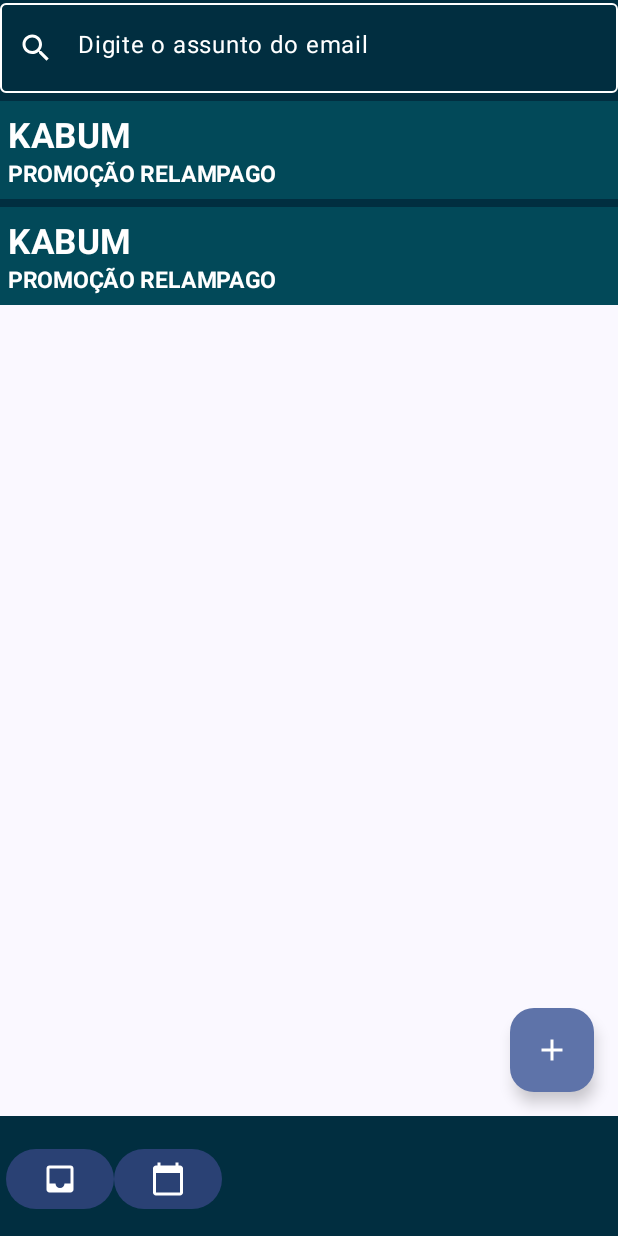
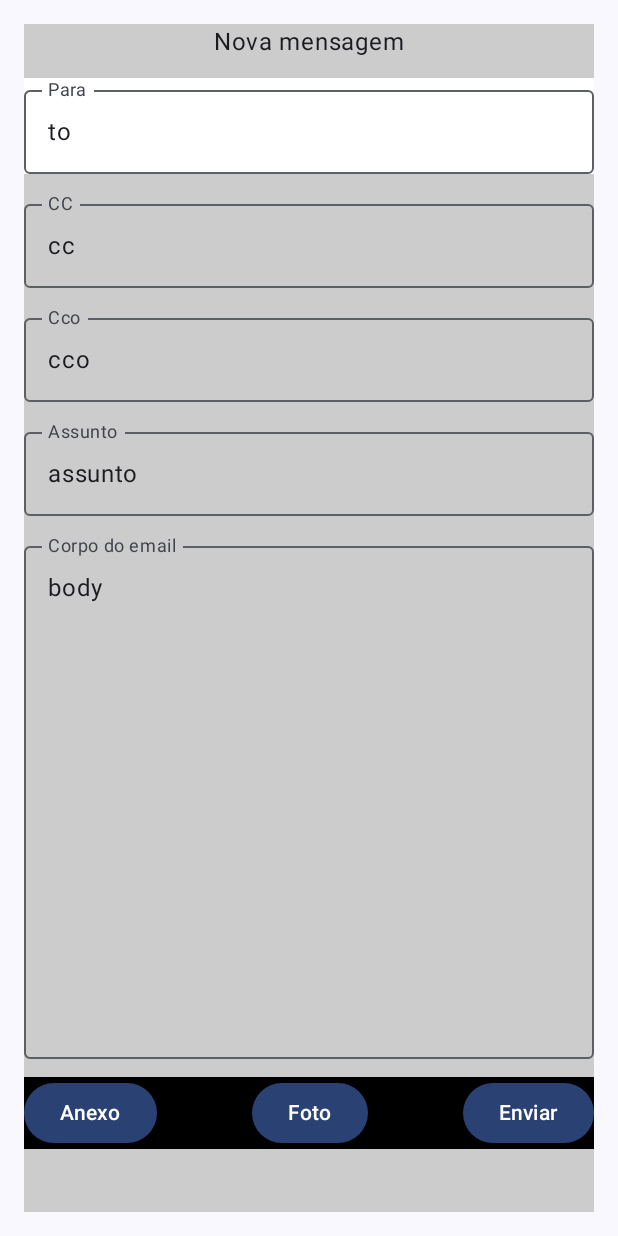
Before and after one commit to Vanessa-Bertoldo/Challenge, an Android app built with Jetpack Compose: the screen it shows after launch (MainActivity), after a tap on "Add", on a phone screen of 412 x 824 dp. Run offline under Robolectric (Android 15) with nearby library versions, the phone set to English and light mode, and no system bars.

Commit message:
feat: add novoEmailActivity

```diff
--- a/app/src/main/java/br/com/fiap/challenge/MainActivity.kt
+++ b/app/src/main/java/br/com/fiap/challenge/MainActivity.kt
@@ -17,6 +17,7 @@ import androidx.navigation.compose.rememberNavController
 import br.com.fiap.challenge.activities.CaixaEntrada
 import br.com.fiap.challenge.activities.CalendarView
 import br.com.fiap.challenge.activities.DetalheEmail
+import br.com.fiap.challenge.activities.NovoEmail
 import br.com.fiap.challenge.ui.theme.ChallengeTheme
 
 
@@ -35,7 +36,7 @@ class MainActivity : ComponentActivity() {
                             CaixaEntrada(navController)
                         }
                         composable(route = "novo-email") {
-                            CaixaEntrada(navController)
+                            NovoEmail(navController)
                         }
                         composable(route = "calendario") {
                             CalendarView(navController)
--- /dev/null
+++ b/app/src/main/java/br/com/fiap/challenge/activities/NovoEmailActivity.kt
@@ -0,0 +1,99 @@
+package br.com.fiap.challenge.activities
+
+import androidx.compose.foundation.background
+import androidx.compose.foundation.layout.Arrangement
+import androidx.compose.foundation.layout.Column
+import androidx.compose.foundation.layout.Row
+import androidx.compose.foundation.layout.fillMaxSize
+import androidx.compose.foundation.layout.fillMaxWidth
+import androidx.compose.foundation.layout.height
+import androidx.compose.foundation.layout.padding
+import androidx.compose.material3.Button
+import androidx.compose.material3.OutlinedTextField
+import androidx.compose.material3.Text
+import androidx.compose.runtime.Composable
+import androidx.compose.runtime.getValue
+import androidx.compose.runtime.mutableStateOf
+import androidx.compose.runtime.remember
+import androidx.compose.runtime.setValue
+import androidx.compose.ui.Alignment
+import androidx.compose.ui.Modifier
+import androidx.compose.ui.graphics.Color
+import androidx.compose.ui.unit.dp
+import androidx.navigation.NavController
+
+@Composable
+fun NovoEmail(navController: NavController) {
+    var to by remember { mutableStateOf(value = "") }
+    var cc by remember { mutableStateOf(value = "") }
+    var cco by remember { mutableStateOf(value = "") }
+    var assunto by remember { mutableStateOf(value = "") }
+    var body by remember { mutableStateOf(value = "") }
+
+    Column(
+
+        horizontalAlignment = Alignment.CenterHorizontally,
+        modifier = Modifier
+            .fillMaxSize()
+            .padding(16.dp)
+            .background(color = Color.LightGray),
+        verticalArrangement = Arrangement.spacedBy(12.dp)
+    ) {
+        Text(text = "Nova mensagem")
+
+        OutlinedTextField(
+            value = "to", onValueChange = { to = it },
+            label = { Text(text = "Para") },
+            modifier = Modifier
+                .fillMaxWidth()
+                .background(color = Color.White),
+        )
+        OutlinedTextField(
+            value = "cc", onValueChange = { cc = it },
+            label = { Text(text = "CC") },
+            modifier = Modifier.fillMaxWidth()
+            //colors = textFieldColors)
+        )
+        OutlinedTextField(
+            value = "cco", onValueChange = { cco = it },
+            label = { Text(text = "Cco") },
+            modifier = Modifier.fillMaxWidth()
+            //colors = textFieldColors
+        )
+        OutlinedTextField(
+            value = "assunto", onValueChange = { assunto = it },
+            label = { Text(text = "Assunto") },
+            modifier = Modifier.fillMaxWidth()
+            //colors = textFieldColors
+        )
+        OutlinedTextField(
+            value = "body",
+            onValueChange = { body = it },
+            label = { Text(text = "Corpo do email") },
+            modifier = Modifier
+                .fillMaxWidth()
+                .height(350.dp),
+            maxLines = 50
+        )
+        Column(
+            modifier = Modifier.fillMaxSize()
+        ) {
+            Row(
+                horizontalArrangement = Arrangement.SpaceBetween,
+                modifier = Modifier
+                    .background(Color.Black)
+                    .fillMaxWidth()
+            ) {
+                Button(onClick = { /*TODO*/ }) {
+                    Text(text = "Anexo")
+                }
+                Button(onClick = { /*TODO*/ }) {
+                    Text(text = "Foto")
+                }
+                Button(onClick = { /*TODO*/ }) {
+                    Text(text = "Enviar")
+                }
+            }
+        }
+    }
+}
```
